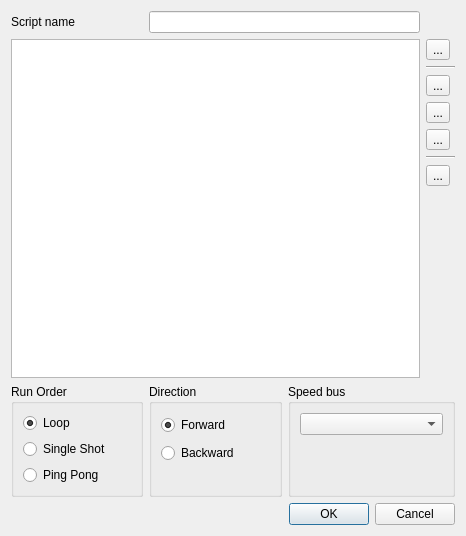
Old version of the form trunk/ui/src/scripteditor.ui in the repository Bondzio/qlc.
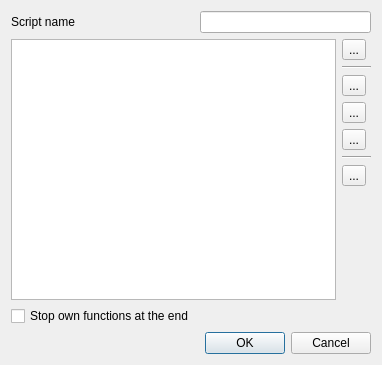
New version of the form. Icons and pictures are not drawn.

Commit message: Draft implementations for sethtp, setltp, setfixture, jump and label commands.

Diff of the .ui file:
```diff
--- a/trunk/ui/src/scripteditor.ui
+++ b/trunk/ui/src/scripteditor.ui
@@ -6,8 +6,8 @@
    <rect>
     <x>0</x>
     <y>0</y>
-    <width>466</width>
-    <height>536</height>
+    <width>382</width>
+    <height>365</height>
    </rect>
   </property>
   <property name="windowTitle">
@@ -21,7 +21,7 @@
      </property>
     </widget>
    </item>
-   <item row="0" column="1" colspan="2">
+   <item row="0" column="1" colspan="3">
     <widget class="QLineEdit" name="m_nameEdit"/>
    </item>
    <item row="1" column="0" rowspan="8" colspan="3">
@@ -32,6 +32,12 @@
        <verstretch>1</verstretch>
       </sizepolicy>
      </property>
+     <property name="lineWrapMode">
+      <enum>QTextEdit::NoWrap</enum>
+     </property>
+     <property name="tabStopWidth">
+      <number>20</number>
+     </property>
     </widget>
    </item>
    <item row="1" column="3">
@@ -164,128 +170,6 @@
      </property>
     </spacer>
    </item>
-   <item row="9" column="0">
-    <widget class="QGroupBox" name="groupBox">
-     <property name="title">
-      <string>Run Order</string>
-     </property>
-     <layout class="QVBoxLayout" name="verticalLayout_2">
-      <item>
-       <widget class="QRadioButton" name="m_loop">
-        <property name="toolTip">
-         <string>Run through over and over again</string>
-        </property>
-        <property name="text">
-         <string>Loop</string>
-        </property>
-        <property name="checked">
-         <bool>true</bool>
-        </property>
-       </widget>
-      </item>
-      <item>
-       <widget class="QRadioButton" name="m_singleShot">
-        <property name="toolTip">
-         <string>Run through once and stop</string>
-        </property>
-        <property name="text">
-         <string>Single Shot</string>
-        </property>
-       </widget>
-      </item>
-      <item>
-       <widget class="QRadioButton" name="m_pingPong">
-        <property name="toolTip">
-         <string>First run forwards, then backwards, again forwards, etc.</string>
-        </property>
-        <property name="text">
-         <string>Ping Pong</string>
-        </property>
-       </widget>
-      </item>
-     </layout>
-    </widget>
-   </item>
-   <item row="9" column="1">
-    <widget class="QGroupBox" name="groupBox_2">
-     <property name="title">
-      <string>Direction</string>
-     </property>
-     <layout class="QVBoxLayout" name="verticalLayout_3">
-      <item>
-       <widget class="QRadioButton" name="m_forward">
-        <property name="toolTip">
-         <string>Start from the first step</string>
-        </property>
-        <property name="text">
-         <string>Forward</string>
-        </property>
-        <property name="checked">
-         <bool>true</bool>
-        </property>
-       </widget>
-      </item>
-      <item>
-       <widget class="QRadioButton" name="m_backward">
-        <property name="toolTip">
-         <string>Start from the last step</string>
-        </property>
-        <property name="text">
-         <string>Backward</string>
-        </property>
-       </widget>
-      </item>
-      <item>
-       <spacer name="verticalSpacer_2">
-        <property name="orientation">
-         <enum>Qt::Vertical</enum>
-        </property>
-        <property name="sizeType">
-         <enum>QSizePolicy::Minimum</enum>
-        </property>
-        <property name="sizeHint" stdset="0">
-         <size>
-          <width>20</width>
-          <height>20</height>
-         </size>
-        </property>
-       </spacer>
-      </item>
-     </layout>
-    </widget>
-   </item>
-   <item row="9" column="2" colspan="2">
-    <widget class="QGroupBox" name="groupBox_3">
-     <property name="title">
-      <string>Speed bus</string>
-     </property>
-     <layout class="QVBoxLayout" name="verticalLayout">
-      <item>
-       <widget class="QComboBox" name="m_busCombo">
-        <property name="toolTip">
-         <string>Bus for fade speed</string>
-        </property>
-       </widget>
-      </item>
-      <item>
-       <spacer name="verticalSpacer_3">
-        <property name="orientation">
-         <enum>Qt::Vertical</enum>
-        </property>
-        <property name="sizeType">
-         <enum>QSizePolicy::Expanding</enum>
-        </property>
-        <property name="sizeHint" stdset="0">
-         <size>
-          <width>20</width>
-          <height>40</height>
-         </size>
-        </property>
-       </spacer>
-      </item>
-     </layout>
-    </widget>
-   </item>
    <item row="10" column="0" colspan="4">
     <widget class="QDialogButtonBox" name="buttonBox">
      <property name="orientation">
@@ -296,6 +180,16 @@
      </property>
     </widget>
    </item>
+   <item row="9" column="0">
+    <widget class="QCheckBox" name="m_stopOwnFunctionsAtEndCheck">
+     <property name="toolTip">
+      <string>Functions that were started by this script are stopped when the script itself is stopped</string>
+     </property>
+     <property name="text">
+      <string>Stop own functions at the end</string>
+     </property>
+    </widget>
+   </item>
   </layout>
  </widget>
  <resources>
```
The commit also changes 3 other files.
